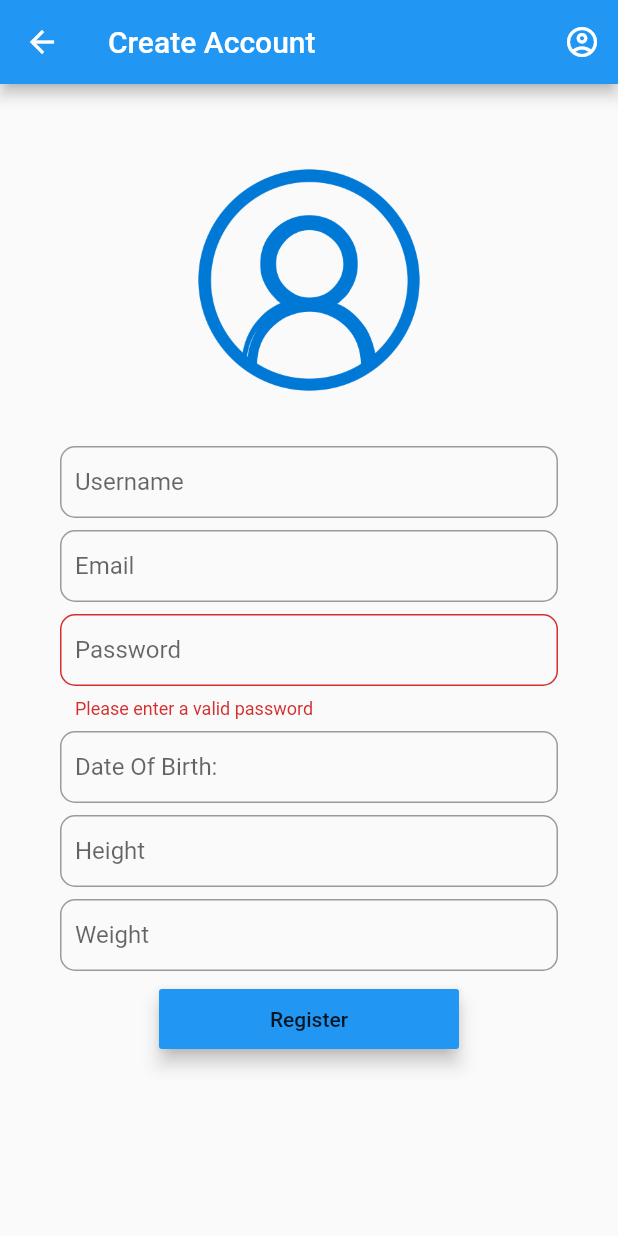
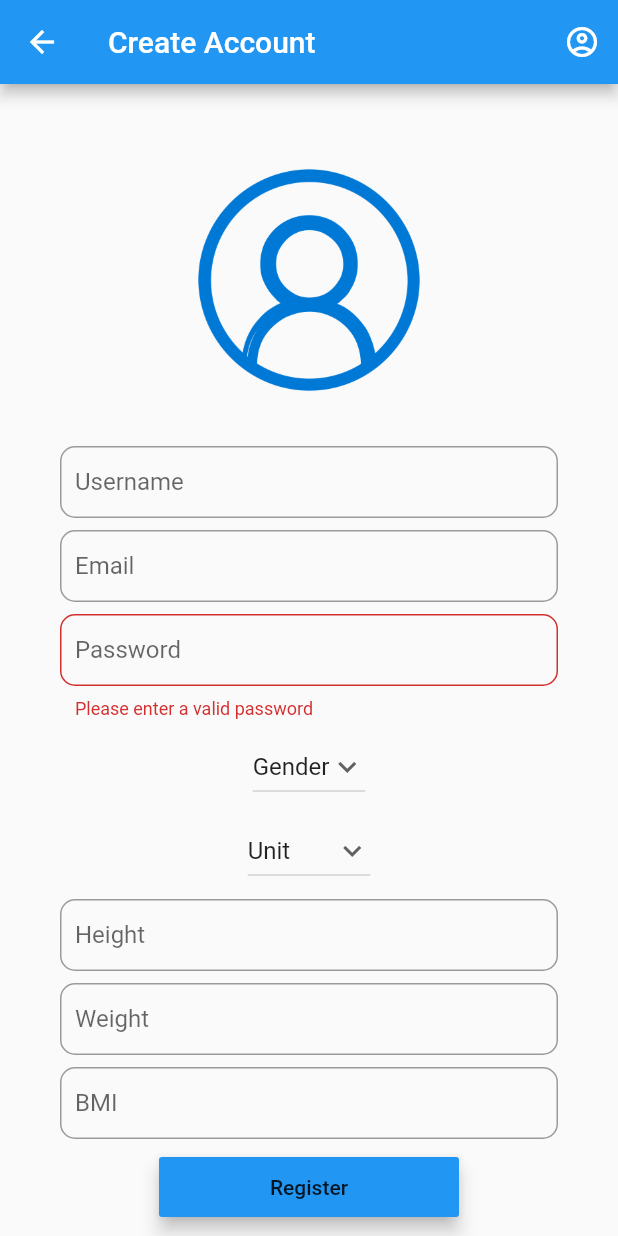
Before and after one commit to henryphilbrook02/WaterLog, a Flutter app: the NewUserPage screen opened directly, after a tap on "Register", on a phone screen of 412 x 824 dp. Run offline on Flutter 3.47's test engine with Material 2 defaults, Android fonts, the phone set to English and light mode, and no system bars; our stand-ins replace firebase_auth, firebase_core, syncfusion_flutter_charts; accounts and stored records are empty.

```diff
--- a/water_log_app/lib/models/userModel.dart
+++ b/water_log_app/lib/models/userModel.dart
@@ -25,6 +25,8 @@ class User {
     required this.updateDate,
   });
 
+  //User(this.userName, this.token, this.weight, this.height, this.BMI, this.gender, this.unit, this.email, this.creationDate, this.updateDate);
+
   getapiBody(){
     Map<String, dynamic> map = {
       "id": this.userName,
--- a/water_log_app/lib/new_user.dart
+++ b/water_log_app/lib/new_user.dart
@@ -1,7 +1,12 @@
 import 'dart:async';
 import 'dart:convert';
+import 'dart:io';
+import 'package:firebase_auth/firebase_auth.dart';
 import 'package:flutter/material.dart';
+import 'package:flutter/services.dart';
 import 'package:http/http.dart' as http;
+import 'package:water_log_app/src/screens/home.dart';
+import 'package:water_log_app/models/userModel.dart' as Client;
 import 'main.dart';
 
 class MyApp extends StatelessWidget {
@@ -22,38 +27,62 @@ class NewUserPage extends StatefulWidget {
 
 class _NewUserPageState extends State<NewUserPage> {
   bool validPassword = false;
+  final auth = FirebaseAuth.instance;
 
-  TextEditingController name = new TextEditingController();
-  TextEditingController email = new TextEditingController();
-  TextEditingController password = new TextEditingController();
-  TextEditingController dob = new TextEditingController();
-  TextEditingController height = new TextEditingController();
-  TextEditingController weight = new TextEditingController();
+  String _errorMsg = "";
 
-  void post() async {
-    print("Made it to method");
-    final response = await http
-        .post(Uri.parse("http://192.168.0.174/MealTimeServer/config.php"), body: {
-      "name": name.text,
-      "email": email.text,
-      "password": password.text,
-      "dob": dob.text,
-      "height": height.text,
-      "weight": weight.text,
-    });
-    print("completed Method");
+  String _name = "";
+  String _email = "";
+  String _password = "";
+  String _gender = "Gender";
+  String _height = "";
+  String _unit = "Unit";
+  int _weight = 0;
+  int _BMI = 0;
+
+  newUser() async{
+    Client.User newUser = Client.User(
+        userName: _name,
+        token: "re",
+        weight: _weight,
+        height: _height,
+        BMI: _BMI,
+        gender: _gender,
+        unit: _unit,
+        email: _email,
+        creationDate: "2021-11-11",
+        updateDate: "2021-11-11");
+    var uri = Uri.parse('http://10.11.25.60:443/api/users');
+    String rawJson = jsonEncode(newUser.getapiBody());
+    http.Response response = await http.post(
+      uri,
+      headers: {
+        HttpHeaders.contentTypeHeader: 'application/json',
+      },
+      body: rawJson,
+    );
+    if (jsonDecode(response.body)["code"] == null){
+      print("Made it past the null check: " + response.body);
+      return newUser;
+    }
+    else{
+      print("bad data: " + response.body);
+      return null;
+    }
   }
 
-  void validateTextField(String userInput) {
+  validateTextField(String userInput) {
     if (userInput.length >= 8 &&
         (userInput.contains(new RegExp(r'[!@#$%^&*(),.?":{}|<>]')))) {
       setState(() {
         validPassword = false;
       });
+      return true;
     } else {
       setState(() {
         validPassword = true;
       });
+      return false;
     }
   }
 
@@ -85,10 +114,9 @@ class _NewUserPageState extends State<NewUserPage> {
             children: <Widget>[
               Image.asset('assets/images/newuser.png'),
               TextField(
-                controller: name,
                 decoration: InputDecoration(
                   labelText: 'Username',
-                  hintText: 'Your Username:',
+                  hintText: 'Your Username',
                   hintStyle: TextStyle(color: Colors.blue),
                   contentPadding: EdgeInsets.all(10),
                   constraints: BoxConstraints.tightFor(width: 350),
@@ -96,13 +124,18 @@ class _NewUserPageState extends State<NewUserPage> {
                     borderRadius: BorderRadius.circular(10),
                   ),
                 ),
+                onChanged: (value) {
+                  setState(() {
+                    _name = value.trim();
+                  });
+                }
               ),
               SizedBox(height: 8.0),
               TextField(
-                controller: email,
+                keyboardType: TextInputType.emailAddress,
                 decoration: InputDecoration(
                   labelText: 'Email',
-                  hintText: 'example@mail.com:',
+                  hintText: 'example@mail.com',
                   hintStyle: TextStyle(color: Colors.blue),
                   contentPadding: EdgeInsets.all(10),
                   constraints: BoxConstraints.tightFor(width: 350),
@@ -110,10 +143,14 @@ class _NewUserPageState extends State<NewUserPage> {
                     borderRadius: BorderRadius.circular(10),
                   ),
                 ),
+                onChanged: (value) {
+                  setState(() {
+                    _email = value.trim();
+                  });
+                }
               ),
               SizedBox(height: 8.0),
               TextField(
-                controller: password,
                 obscureText: true,
                 decoration: InputDecoration(
                   errorText:
@@ -127,13 +164,50 @@ class _NewUserPageState extends State<NewUserPage> {
                     borderRadius: BorderRadius.circular(10),
                   ),
                 ),
+                onChanged: (value) {
+                  setState(() {
+                    _password = value.trim();
+                  });
+                }
+              ),
+              SizedBox(height: 8.0),
+              DropdownButton<String>(
+                value: _gender,
+                icon: Icon(Icons.keyboard_arrow_down),
+                items: <String>['Gender', 'M', 'F', 'Other'].map((String value) {
+                  return DropdownMenuItem<String>(
+                      value: value,
+                      child: Text(value)
+                  );
+                }).toList(),
+                onChanged: (value){
+                  setState(() {
+                    _gender = value!;
+                  });
+                },
+              ),
+
+              SizedBox(height: 8.0),
+              DropdownButton<String>(
+                value: _unit,
+                icon: Icon(Icons.keyboard_arrow_down),
+                items: <String>['Unit', 'Metric', 'Imperial'].map((String value) {
+                  return DropdownMenuItem<String>(
+                      value: value,
+                      child: Text(value)
+                  );
+                }).toList(),
+                onChanged: (value){
+                  setState(() {
+                    _unit = value!;
+                  });
+                },
               ),
               SizedBox(height: 8.0),
               TextField(
-                controller: dob,
                 decoration: InputDecoration(
-                  labelText: 'Date Of Birth: ',
-                  hintText: 'dd/mm/yyyy:',
+                  labelText: 'Height',
+                  hintText: "Ex: 5'8",
                   hintStyle: TextStyle(color: Colors.blue),
                   contentPadding: EdgeInsets.all(10),
                   constraints: BoxConstraints.tightFor(width: 350),
@@ -141,13 +215,18 @@ class _NewUserPageState extends State<NewUserPage> {
                     borderRadius: BorderRadius.circular(10),
                   ),
                 ),
+                onChanged: (value) {
+                  setState(() {
+                    _height = value.trim();
+                  });
+                }
               ),
               SizedBox(height: 8.0),
               TextField(
-                controller: height,
+                keyboardType: TextInputType.number,
                 decoration: InputDecoration(
-                  labelText: 'Height',
-                  hintText: "Ex: 5'8:",
+                  labelText: 'Weight',
+                  hintText: 'Ex: 160 ',
                   hintStyle: TextStyle(color: Colors.blue),
                   contentPadding: EdgeInsets.all(10),
                   constraints: BoxConstraints.tightFor(width: 350),
@@ -155,13 +234,21 @@ class _NewUserPageState extends State<NewUserPage> {
                     borderRadius: BorderRadius.circular(10),
                   ),
                 ),
+                  inputFormatters: <TextInputFormatter>[
+                    FilteringTextInputFormatter.digitsOnly
+                  ],
+                onChanged: (value) {
+                  setState(() {
+                    _weight = int.parse(value);
+                  });
+                }
               ),
               SizedBox(height: 8.0),
               TextField(
-                controller: weight,
+                  keyboardType: TextInputType.number,
                   decoration: InputDecoration(
-                  labelText: 'Weight',
-                  hintText: 'Ex: 160: ',
+                    labelText: 'BMI',
+                    hintText: 'Ex: 28 ',
                     hintStyle: TextStyle(color: Colors.blue),
                     contentPadding: EdgeInsets.all(10),
                     constraints: BoxConstraints.tightFor(width: 350),
@@ -169,6 +256,14 @@ class _NewUserPageState extends State<NewUserPage> {
                       borderRadius: BorderRadius.circular(10),
                     ),
                   ),
+                  inputFormatters: <TextInputFormatter>[
+                    FilteringTextInputFormatter.digitsOnly
+                  ],
+                  onChanged: (value) {
+                    setState(() {
+                      _BMI = int.parse(value);
+                    });
+                  }
               ),
               SizedBox(height: 8.0),
               MaterialButton(
@@ -177,9 +272,19 @@ class _NewUserPageState extends State<NewUserPage> {
                 child: Text("Register"),
                 color: Colors.blue,
                 elevation: 5,
-                onPressed: () {
-                  validateTextField(password.text);
-                  post();
+                onPressed: () async {
+                  if(validateTextField(_password)){
+                    var user = await newUser();
+                    if (user != null){
+                      auth.createUserWithEmailAndPassword(email: _email, password: _password).then((res){
+                        Navigator.of(context).pushReplacement(MaterialPageRoute(builder: (context) => new mainPage(client: user)));
+                      }).catchError((error){
+                        print("This is the Error: " + error.toString().split("]")[1]);
+                        setState(() { _errorMsg = "Incorrect Email / Username combination "; });
+                      });
+                    }
+                    else{ print("userError");}
+                  }
                 },
               ),
             ],
```
Lines whose indentation alone changed are shown as unchanged.
